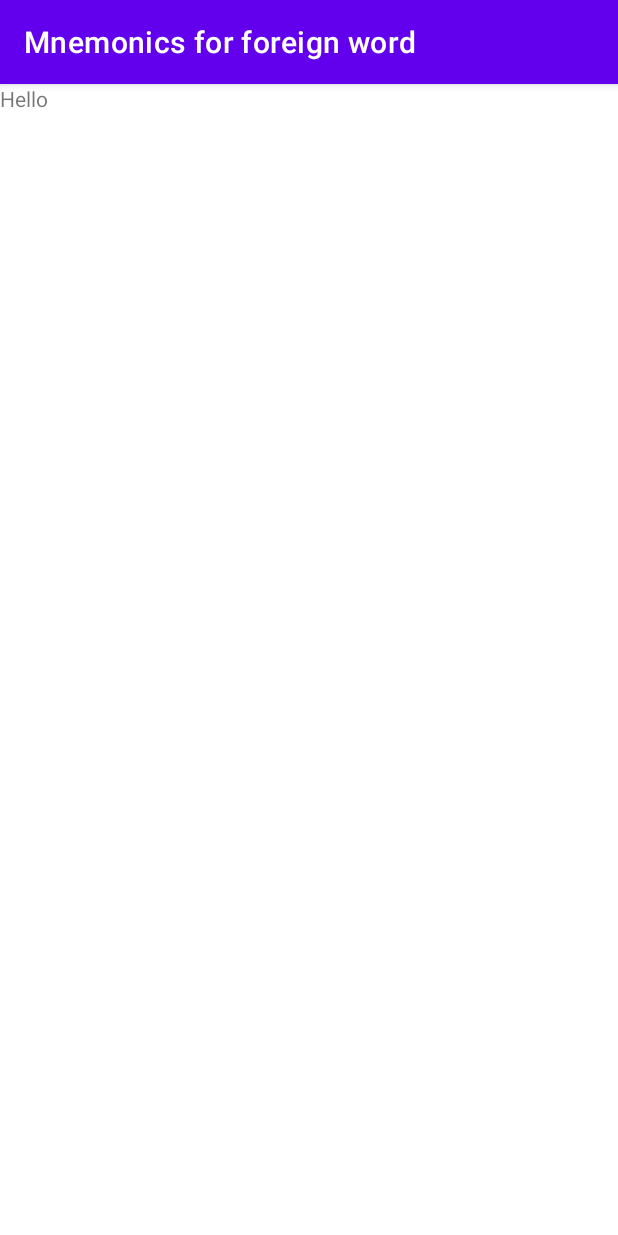
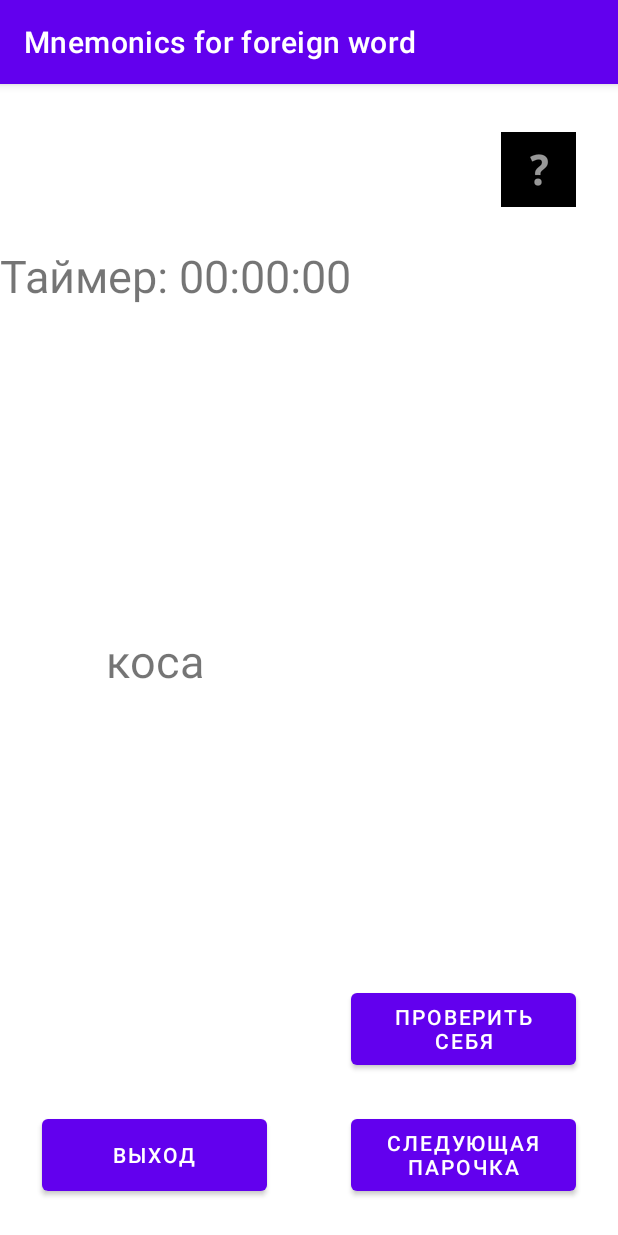
Before and after one commit to DmitriyZakharich/Mnemonics-for-foreign-words, an Android app: the ConnectionFragment screen opened through its navigation route, after a tap on "ПЕРЕХОД", on a phone screen of 412 x 824 dp. Run offline under Robolectric (Android 15) with nearby library versions, the phone set to English and light mode, and no system bars; our stand-ins replace Dagger/Hilt's generated code; 1 other tap on this screen came first.

Commit message:
Basic functionality of connection/check_screen.

```diff
--- a/app/src/main/java/com/example/mnemonicsforforeignword/MainActivity.kt
+++ b/app/src/main/java/com/example/mnemonicsforforeignword/MainActivity.kt
@@ -2,10 +2,23 @@ package com.example.mnemonicsforforeignword
 
 import androidx.appcompat.app.AppCompatActivity
 import android.os.Bundle
+import com.example.mnemonicsforforeignword.screens.exercises.connection.check_screen.presentation.view.CheckFragment
+import com.example.mnemonicsforforeignword.screens.exercises.connection.memorization_screen.presentation.view.ConnectionFragment
 
-class MainActivity : AppCompatActivity() {
+class MainActivity : AppCompatActivity(), ConnectionFragment.OnFragmentSendDataListener,
+    CheckFragment.OnFragmentGetDataListener
+{
+
+    private var data: CouplesList? = null
+
     override fun onCreate(savedInstanceState: Bundle?) {
         super.onCreate(savedInstanceState)
         setContentView(R.layout.activity_main)
     }
+
+    override fun onSendData(data: CouplesList?) {
+        this.data = data
+    }
+
+    override fun onGetData(): CouplesList? = data
 }
--- a/app/src/main/java/com/example/mnemonicsforforeignword/MyApp.kt
+++ b/app/src/main/java/com/example/mnemonicsforforeignword/MyApp.kt
@@ -29,5 +29,5 @@ class MyApp: Application() {
         visualizationScreenComponent = DaggerVisualizationScreenComponent.builder().build()
         connectionScreenComponent = DaggerConnectionScreenComponent.builder().build()
     }
-
 }
+typealias CouplesList = List<Pair<String, String>>
--- a/app/src/main/java/com/example/mnemonicsforforeignword/screens/exercises/connection/check_screen/presentation/view/CheckFragment.kt
+++ b/app/src/main/java/com/example/mnemonicsforforeignword/screens/exercises/connection/check_screen/presentation/view/CheckFragment.kt
@@ -1,32 +1,29 @@
 package com.example.mnemonicsforforeignword.screens.exercises.connection.check_screen.presentation.view
 
-import android.os.Build
-import androidx.lifecycle.ViewModelProvider
 import android.os.Bundle
-import androidx.fragment.app.Fragment
 import android.view.LayoutInflater
 import android.view.View
 import android.view.ViewGroup
 import android.widget.Toast
-import androidx.annotation.RequiresApi
-import com.example.mnemonicsforforeignword.MyApp
-import com.example.mnemonicsforforeignword.R
+import androidx.fragment.app.Fragment
+import androidx.lifecycle.ViewModelProvider
+import com.example.mnemonicsforforeignword.CouplesList
 import com.example.mnemonicsforforeignword.databinding.FragmentCheckBinding
-import com.example.mnemonicsforforeignword.databinding.FragmentConnectionBinding
 import com.example.mnemonicsforforeignword.screens.exercises.connection.check_screen.presentation.viewmodel.CheckViewModel
-import com.example.mnemonicsforforeignword.screens.exercises.connection.memorization_screen.presentation.viewmodel.ConnectionViewModel
-import com.example.mnemonicsforforeignword.screens.exercises.connection.memorization_screen.presentation.viewmodel.ConnectionViewModelFactory
-import javax.inject.Inject
+import com.example.mnemonicsforforeignword.screens.exercises.connection.check_screen.presentation.viewmodel.CheckViewModelFactory
+import com.example.mnemonicsforforeignword.screens.exercises.connection.check_screen.presentation.viewstate.CheckCoupleState
+
 
 class CheckFragment : Fragment() {
 
+    internal interface OnFragmentGetDataListener {
+        fun onGetData(): CouplesList?
+    }
+
+    private lateinit var viewModel: CheckViewModel
+
     private var _binding: FragmentCheckBinding? = null
     private val binding get() = _binding!!
-
-
-//    @Inject
-//    lateinit var vmFactory: CheckViewModelFactory
-    private lateinit var viewModel: CheckViewModel
 
     override fun onCreateView(inflater: LayoutInflater, container: ViewGroup?,
             savedInstanceState: Bundle?): View? {
@@ -34,19 +31,44 @@ class CheckFragment : Fragment() {
         return binding.root
     }
 
-    @RequiresApi(Build.VERSION_CODES.TIRAMISU)
     override fun onViewCreated(view: View, savedInstanceState: Bundle?) {
         super.onViewCreated(view, savedInstanceState)
         setupViewModel()
-        val couples = arguments?.getSerializable("couples", HashMap::class.java)
-        Toast.makeText(requireContext(), "$couples", Toast.LENGTH_SHORT).show()
+        subscribeToViewModel()
+        setupButtons()
     }
 
     private fun setupViewModel() {
-//        (requireContext().applicationContext as MyApp).connectionScreenComponent.inject(this)
-        viewModel = ViewModelProvider(this)[CheckViewModel::class.java]
+        val activity = requireActivity() as OnFragmentGetDataListener
+        val couples = activity.onGetData()
+
+        val vmFactory = CheckViewModelFactory(couples)
+        viewModel = ViewModelProvider(this, vmFactory)[CheckViewModel::class.java]
+        viewModel.getNextCouple()
     }
 
+    private fun subscribeToViewModel() {
+        viewModel.state.observe(viewLifecycleOwner) {
+            when (it) {
+                is CheckCoupleState.NewCouple -> {
+                    binding.secondWordTextview.visibility = View.INVISIBLE
+                    binding.firstWordTextview.text = it.nextCouple.first
+                    binding.secondWordTextview.text = it.nextCouple.second
+                }
+                is CheckCoupleState.Finish -> Toast.makeText(requireContext(), "Финиш",
+                    Toast.LENGTH_SHORT).show()
+                is CheckCoupleState.Error -> Toast.makeText(requireContext(), "Ошибка",
+                    Toast.LENGTH_SHORT).show()
+
+            }
+        }
+    }
+
+    private fun setupButtons() {
+        binding.secondWordTextview.setOnClickListener { binding.secondWordTextview.visibility = View.VISIBLE }
+        binding.checkYourselfButton.setOnClickListener { binding.secondWordTextview.visibility = View.VISIBLE }
+        binding.nextCoupleButton.setOnClickListener {viewModel.getNextCouple()}
+    }
 
     companion object {
         fun newInstance() = CheckFragment()
--- a/app/src/main/java/com/example/mnemonicsforforeignword/screens/exercises/connection/check_screen/presentation/viewmodel/CheckViewModel.kt
+++ b/app/src/main/java/com/example/mnemonicsforforeignword/screens/exercises/connection/check_screen/presentation/viewmodel/CheckViewModel.kt
@@ -1,7 +1,33 @@
 package com.example.mnemonicsforforeignword.screens.exercises.connection.check_screen.presentation.viewmodel
 
+import androidx.lifecycle.LiveData
+import androidx.lifecycle.MutableLiveData
 import androidx.lifecycle.ViewModel
+import com.example.mnemonicsforforeignword.CouplesList
+import com.example.mnemonicsforforeignword.screens.exercises.connection.check_screen.presentation.viewstate.CheckCoupleState
+import com.example.mnemonicsforforeignword.screens.exercises.connection.memorization_screen.presentation.viewstate.ConnectionCoupleState
+import java.util.*
 
-class CheckViewModel : ViewModel() {
+class CheckViewModel(couples: CouplesList?) : ViewModel() {
 
+    private val couplesQueue: Queue<Pair<String, String>> = LinkedList()
+
+    private var _state = MutableLiveData<CheckCoupleState>()
+    val state: LiveData<CheckCoupleState> = _state
+
+    init {
+        if (!couples.isNullOrEmpty())
+            couplesQueue.addAll(couples)
+        else
+            _state.value = CheckCoupleState.Error("Ошибка. Нет данных.")
+    }
+
+    fun getNextCouple() {
+        val couple = couplesQueue.poll()
+        if (couple != null)
+            _state.value = CheckCoupleState.NewCouple(couple)
+        else
+            _state.value = CheckCoupleState.Finish
+        //TODO("Сделать диалог окно с переходом на экран запоминания")
+    }
 }
--- a/app/src/main/java/com/example/mnemonicsforforeignword/screens/exercises/connection/check_screen/presentation/viewmodel/CheckViewModelFactory.kt
+++ b/app/src/main/java/com/example/mnemonicsforforeignword/screens/exercises/connection/check_screen/presentation/viewmodel/CheckViewModelFactory.kt
@@ -1,3 +1,11 @@
 package com.example.mnemonicsforforeignword.screens.exercises.connection.check_screen.presentation.viewmodel
 
-class CheckViewModelFactory {}
+import androidx.lifecycle.ViewModel
+import androidx.lifecycle.ViewModelProvider
+import com.example.mnemonicsforforeignword.CouplesList
+
+class CheckViewModelFactory(private val couples: CouplesList?) : ViewModelProvider.Factory {
+    override fun <T : ViewModel> create(modelClass: Class<T>): T {
+        return CheckViewModel(couples) as T
+    }
+}
--- /dev/null
+++ b/app/src/main/java/com/example/mnemonicsforforeignword/screens/exercises/connection/check_screen/presentation/viewstate/CheckCoupleState.kt
@@ -0,0 +1,7 @@
+package com.example.mnemonicsforforeignword.screens.exercises.connection.check_screen.presentation.viewstate
+
+sealed class CheckCoupleState {
+    data class NewCouple(val nextCouple: Pair<String, String>) : CheckCoupleState()
+    object Finish : CheckCoupleState()
+    data class Error(val error: String?) : CheckCoupleState()
+}
--- a/app/src/main/java/com/example/mnemonicsforforeignword/screens/exercises/connection/memorization_screen/presentation/view/ConnectionFragment.kt
+++ b/app/src/main/java/com/example/mnemonicsforforeignword/screens/exercises/connection/memorization_screen/presentation/view/ConnectionFragment.kt
@@ -1,17 +1,17 @@
 package com.example.mnemonicsforforeignword.screens.exercises.connection.memorization_screen.presentation.view
 
+import android.content.Context
 import android.os.Bundle
-import android.util.Log
-import androidx.fragment.app.Fragment
 import android.view.LayoutInflater
 import android.view.View
 import android.view.ViewGroup
 import android.widget.AdapterView
 import android.widget.ArrayAdapter
 import android.widget.Toast
+import androidx.fragment.app.Fragment
 import androidx.lifecycle.ViewModelProvider
-import androidx.navigation.Navigation
 import androidx.navigation.fragment.NavHostFragment
+import com.example.mnemonicsforforeignword.CouplesList
 import com.example.mnemonicsforforeignword.MyApp
 import com.example.mnemonicsforforeignword.R
 import com.example.mnemonicsforforeignword.databinding.FragmentConnectionBinding
@@ -20,11 +20,16 @@ import com.example.mnemonicsforforeignword.screens.exercises.connection.memoriza
 import com.example.mnemonicsforforeignword.screens.exercises.connection.memorization_screen.presentation.viewmodel.ConnectionViewModel
 import com.example.mnemonicsforforeignword.screens.exercises.connection.memorization_screen.presentation.viewmodel.ConnectionViewModelFactory
 import com.example.mnemonicsforforeignword.screens.exercises.connection.memorization_screen.presentation.viewstate.ConnectionCoupleState
-import com.example.mnemonicsforforeignword.screens.exercises.visualization.presentation.intent.VisualizationWordIntent
-import com.example.mnemonicsforforeignword.screens.exercises.visualization.presentation.view.VisualizationDialogFragment
 import javax.inject.Inject
 
+
 class ConnectionFragment : Fragment() {
+
+    internal interface OnFragmentSendDataListener {
+        fun onSendData(data: CouplesList?)
+    }
+
+    private lateinit var fragmentSendDataListener: OnFragmentSendDataListener
 
     private var _binding: FragmentConnectionBinding? = null
     private val binding get() = _binding!!
@@ -32,6 +37,15 @@ class ConnectionFragment : Fragment() {
     @Inject
     lateinit var vmFactory: ConnectionViewModelFactory
     private lateinit var viewModel: ConnectionViewModel
+
+    override fun onAttach(context: Context) {
+        super.onAttach(context)
+        try {
+            fragmentSendDataListener = context as OnFragmentSendDataListener
+        } catch (e: ClassCastException) {
+            throw ClassCastException("$context должен реализовывать интерфейс OnFragmentInteractionListener")
+        }
+    }
 
     override fun onCreateView(inflater: LayoutInflater, container: ViewGroup?,
             savedInstanceState: Bundle?): View? {
@@ -67,6 +81,9 @@ class ConnectionFragment : Fragment() {
 
                     binding.coupleTextView.visibility = View.VISIBLE
                     binding.coupleTextView.text = it.nextCouple.first + " - " + it.nextCouple.second
+                }
+                is ConnectionCoupleState.Finish -> {
+                    Toast.makeText(this.activity, "Финиш", Toast.LENGTH_LONG).show()
                 }
                 is ConnectionCoupleState.Error -> {
                     binding.progressBar2.visibility = View.GONE
@@ -105,11 +122,13 @@ class ConnectionFragment : Fragment() {
         }
 
         binding.toCheckButton.setOnClickListener {
-            val bundle = Bundle()
-            val m: HashMap<String, String> = viewModel.getCouples() as HashMap<String, String>
-            bundle.putSerializable("couples", m )
+
+            fragmentSendDataListener.onSendData(viewModel.getCouples())
             val navController = NavHostFragment.findNavController(this)
-            navController.navigate(R.id.checkFragment, bundle)
+            navController.navigate(R.id.checkFragment)
+
+//            val navController = NavHostFragment.findNavController(this)
+//            navController.navigate(R.id.checkFragment, bundle)
         }
 
 //        val navController = NavHostFragment.findNavController(this)
--- a/app/src/main/java/com/example/mnemonicsforforeignword/screens/exercises/connection/memorization_screen/presentation/viewmodel/ConnectionViewModel.kt
+++ b/app/src/main/java/com/example/mnemonicsforforeignword/screens/exercises/connection/memorization_screen/presentation/viewmodel/ConnectionViewModel.kt
@@ -4,20 +4,20 @@ import androidx.lifecycle.LiveData
 import androidx.lifecycle.MutableLiveData
 import androidx.lifecycle.ViewModel
 import androidx.lifecycle.viewModelScope
+import com.example.mnemonicsforforeignword.CouplesList
 import com.example.mnemonicsforforeignword.screens.exercises.connection.memorization_screen.presentation.intent.ConnectionCoupleIntent
 import com.example.mnemonicsforforeignword.screens.exercises.connection.memorization_screen.presentation.intent.ConnectionDataType
 import com.example.mnemonicsforforeignword.screens.exercises.connection.memorization_screen.presentation.viewstate.ConnectionCoupleState
 import com.example.mnemonicsforforeignword.screens.exercises.connection.memorization_screen.repository.ConnectionRepositoryManager
 import kotlinx.coroutines.Dispatchers
 import kotlinx.coroutines.launch
-import java.lang.StrictMath.random
-import kotlin.random.Random
 
 class ConnectionViewModel(private val repositoryManager: ConnectionRepositoryManager) : ViewModel() {
 
-    private val couples = mutableMapOf<String, String>()
-    fun getCouples() : Map<String, String> = couples
+    private val couples = mutableListOf<Pair<String, String>>()
+    fun getCouples() : CouplesList = couples
 
+    private var count = 0
 
     private var _state = MutableLiveData<ConnectionCoupleState>()
     val state: LiveData<ConnectionCoupleState> = _state
@@ -27,11 +27,11 @@ class ConnectionViewModel(private val repositoryManager: ConnectionRepositoryMan
             is ConnectionCoupleIntent.LoadingNewCouples -> getNewCouples(intent.dataType)
             is ConnectionCoupleIntent.NextCouple -> {
                 _state.postValue(
-                    ConnectionCoupleState.Couples(couples.entries.elementAt(Random.nextInt(couples.size)).toPair())
-
-                    /**Переписать*/
-                    //                    if (list.size >= 1 && count < list.size - 1) WordState.Word(list[++count])
-                    //                    else WordState.Idle //хрень
+                    if (++count < couples.size) {
+                        ConnectionCoupleState.Couples(couples[count]) //result
+                    } else {
+                        ConnectionCoupleState.Finish
+                    }
                 )
             }
         }
@@ -43,10 +43,11 @@ class ConnectionViewModel(private val repositoryManager: ConnectionRepositoryMan
 
             _state.postValue(try {
                 couples.clear()
-                couples.putAll ((repositoryManager.getMapData(intent)))
+                couples.addAll ((repositoryManager.getData(intent)))
 
                 if (couples.isNotEmpty()) {
-                    ConnectionCoupleState.Couples(couples.entries.elementAt(Random.nextInt(couples.size)).toPair())
+                    count = 0
+                    ConnectionCoupleState.Couples(couples.first())
                 } else {
                     ConnectionCoupleState.Idle
                 }
--- a/app/src/main/java/com/example/mnemonicsforforeignword/screens/exercises/connection/memorization_screen/presentation/viewstate/ConnectionCoupleState.kt
+++ b/app/src/main/java/com/example/mnemonicsforforeignword/screens/exercises/connection/memorization_screen/presentation/viewstate/ConnectionCoupleState.kt
@@ -1,8 +1,10 @@
 package com.example.mnemonicsforforeignword.screens.exercises.connection.memorization_screen.presentation.viewstate
+
 
 sealed class ConnectionCoupleState {
     object Idle : ConnectionCoupleState()
     object Loading : ConnectionCoupleState()
     data class Couples(val nextCouple: Pair<String, String>) : ConnectionCoupleState()
+    object Finish : ConnectionCoupleState()
     data class Error(val error: String?) : ConnectionCoupleState()
 }
--- a/app/src/main/java/com/example/mnemonicsforforeignword/screens/exercises/connection/memorization_screen/repository/ConnectionRepositoryManager.kt
+++ b/app/src/main/java/com/example/mnemonicsforforeignword/screens/exercises/connection/memorization_screen/repository/ConnectionRepositoryManager.kt
@@ -1,11 +1,12 @@
 package com.example.mnemonicsforforeignword.screens.exercises.connection.memorization_screen.repository
 
+import com.example.mnemonicsforforeignword.CouplesList
 import com.example.mnemonicsforforeignword.MyApp
 import com.example.mnemonicsforforeignword.screens.exercises.connection.memorization_screen.presentation.intent.ConnectionDataType
 
 class ConnectionRepositoryManager {
 
-    fun getMapData(dataType: ConnectionDataType): Map<String, String> {
+    fun getData(dataType: ConnectionDataType): CouplesList {
         return when (dataType) {
             ConnectionDataType.FIGURATIVE_NOUNS -> getFigurativeNouns()
             ConnectionDataType.ABSTRACT_NOUNS -> getAbstractNouns()
@@ -23,29 +24,38 @@ class ConnectionRepositoryManager {
     }
 
     //Отдельно, потому что нужна отчистка от указания рода
-    private fun getFigurativeNouns(): Map<String, String> {
+    private fun getFigurativeNouns(): CouplesList {
         return loadListFromFile("figurative_nouns.txt")
                 .shuffled()
                 .map { it.substringBefore("|") }
-                .zipWithNext()
-                .toMap()
+                .toMutableList()
+                .listToPairsList()
     }
 
-    private fun getAbstractNouns(): Map<String, String> {
+    private fun getAbstractNouns(): CouplesList {
         return loadListFromFile("abstract_nouns.txt")
                 .shuffled()
-                .zipWithNext()
-                .toMap()
+                .toMutableList()
+                .listToPairsList()
     }
 
-    private fun getAllNouns(): Map<String, String> {
+    private fun getAllNouns(): CouplesList {
         val listFigurative = loadListFromFile("figurative_nouns.txt")
             .map { it.substringBefore("|") }
         val listAbstract = loadListFromFile("abstract_nouns.txt")
         val newList = listFigurative + listAbstract
         return newList
              .shuffled()
-             .zipWithNext()
-             .toMap()
+            .toMutableList()
+            .listToPairsList()
+    }
+
+    private fun MutableList<String>.listToPairsList(): CouplesList {
+        val result = mutableListOf<Pair<String, String>>()
+        if (this.size % 2 != 0) this.removeLast()
+        for (index in this.indices step 2) {
+            result.add(Pair(this[index], this[index + 1]))
+        }
+        return result
     }
 }
--- a/app/src/main/res/layout/fragment_check.xml
+++ b/app/src/main/res/layout/fragment_check.xml
@@ -1,13 +1,91 @@
 <?xml version="1.0" encoding="utf-8"?>
-<FrameLayout xmlns:android="http://schemas.android.com/apk/res/android"
+<androidx.constraintlayout.widget.ConstraintLayout xmlns:android="http://schemas.android.com/apk/res/android"
+    xmlns:app="http://schemas.android.com/apk/res-auto"
     xmlns:tools="http://schemas.android.com/tools"
+    android:id="@+id/ConstraintLayout3"
     android:layout_width="match_parent"
     android:layout_height="match_parent"
     tools:context=".screens.exercises.connection.check_screen.presentation.view.CheckFragment">
 
+    <ImageButton
+        android:id="@+id/hint_button"
+        android:layout_width="50dp"
+        android:layout_height="50dp"
+        android:background="@color/black"
+        android:layout_marginTop="32dp"
+        android:layout_marginEnd="28dp"
+        android:src="@android:drawable/ic_menu_help"
+        app:layout_constraintEnd_toEndOf="parent"
+        app:layout_constraintTop_toTopOf="parent" />
+
     <TextView
-        android:layout_width="match_parent"
-        android:layout_height="match_parent"
-        android:text="Hello" />
+        android:id="@+id/editTextTime"
+        android:layout_width="wrap_content"
+        android:layout_height="wrap_content"
+        android:layout_marginTop="25dp"
+        android:text="@string/timer"
+        android:textSize="30sp"
+        app:layout_constraintEnd_toEndOf="parent"
+        app:layout_constraintHorizontal_bias="0.0"
+        app:layout_constraintStart_toStartOf="parent"
+        app:layout_constraintTop_toBottomOf="@+id/hint_button" />
 
-</FrameLayout>
+    <TextView
+        android:id="@+id/first_word_textview"
+        android:layout_width="0dp"
+        android:layout_height="wrap_content"
+        android:text="Первое"
+        android:textAlignment="center"
+        android:textSize="30sp"
+        android:layout_marginHorizontal="15dp"
+        app:layout_constraintBottom_toBottomOf="parent"
+        app:layout_constraintEnd_toStartOf="@+id/second_word_textview"
+        app:layout_constraintStart_toStartOf="parent"
+        app:layout_constraintTop_toTopOf="parent" />
+
+    <TextView
+        android:id="@+id/second_word_textview"
+        android:layout_width="0dp"
+        android:layout_height="wrap_content"
+        android:text="Второе"
+        android:textAlignment="center"
+        android:textSize="30sp"
+        android:layout_marginHorizontal="15dp"
+        app:layout_constraintBottom_toBottomOf="parent"
+        app:layout_constraintEnd_toEndOf="parent"
+        app:layout_constraintStart_toEndOf="@+id/first_word_textview"
+        app:layout_constraintTop_toTopOf="parent" />
+
+    <Button
+        android:id="@+id/exit_button"
+        android:layout_width="150dp"
+        android:layout_height="60dp"
+        android:minHeight="60dp"
+        android:minWidth="135dp"
+        android:layout_marginStart="28dp"
+        android:layout_marginBottom="24dp"
+        android:text="@string/exit"
+        app:layout_constraintBottom_toBottomOf="parent"
+        app:layout_constraintStart_toStartOf="parent" />
+
+    <Button
+        android:id="@+id/check_yourself_button"
+        android:layout_width="150dp"
+        android:layout_height="60dp"
+        android:layout_marginEnd="28dp"
+        android:layout_marginBottom="24dp"
+        android:text="@string/check_yourself"
+        app:layout_constraintBottom_toTopOf="@+id/next_couple_button"
+        app:layout_constraintEnd_toEndOf="parent" />
+
+    <Button
+        android:id="@+id/next_couple_button"
+        android:layout_width="150dp"
+        android:layout_height="60dp"
+        android:layout_marginEnd="28dp"
+        android:layout_marginBottom="24dp"
+        android:text="@string/next_couple"
+        app:layout_constraintBottom_toBottomOf="parent"
+        app:layout_constraintEnd_toEndOf="parent" />
+
+</androidx.constraintlayout.widget.ConstraintLayout>
--- a/app/src/main/res/values/strings.xml
+++ b/app/src/main/res/values/strings.xml
@@ -6,7 +6,6 @@
     <string name="statistics">Статистика</string>
     <string name="links">Ссылки</string>
     <string name="faq">FAQ</string>
-    <!-- TODO: Remove or change this placeholder text -->
     <string name="hello_blank_fragment">Hello blank fragment</string>
     <string name="next_word">Следующее\n слово</string>
     <string name="word">Слово</string>
@@ -14,4 +13,6 @@
     <string name="exit">Выход</string>
     <string name="next_couple">Следующая парочка</string>
     <string name="connection_fragment">Connection fragment</string>
+    <string name="checkfragment">CheckFragment</string>
+    <string name="check_yourself">Проверить себя</string>
 </resources>
```
